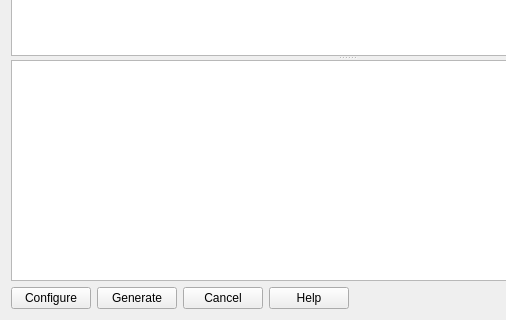
Above: Source/QtDialog/CMakeSetupDialog.ui from Kitware/CMake before the change; both pictures show x 0 to 506 and y 262 to 582 of the 693 by 582 pixel window. Below: the same form after it.
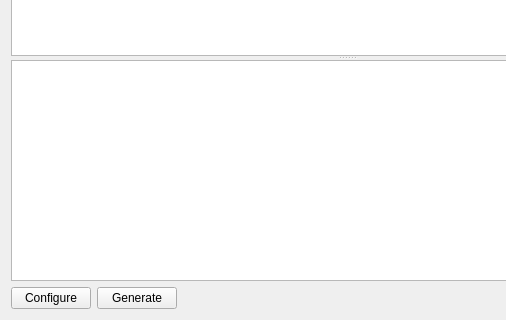
That is the form after the change. Custom widgets are drawn as their Qt base class.

Commit message: ENH:  Add menus in menu bar.       Add reload & delete cache options.       Add option to quit after generation step (not yet remembered between sessions).       Add Help -> About       Remove Help button (in menu now)       Remove Cancel button (File -> Exit and the Window 'X' button exist)

```diff
--- a/Source/QtDialog/CMakeSetupDialog.ui
+++ b/Source/QtDialog/CMakeSetupDialog.ui
@@ -148,20 +148,6 @@
        </property>
       </widget>
      </item>
-     <item>
-      <widget class="QPushButton" name="CancelButton" >
-       <property name="text" >
-        <string>Cancel</string>
-       </property>
-      </widget>
-     </item>
-     <item>
-      <widget class="QPushButton" name="HelpButton" >
-       <property name="text" >
-        <string>Help</string>
-       </property>
-      </widget>
-     </item>
      <item>
       <spacer>
        <property name="orientation" >
```
The commit also changes 4 other files.
